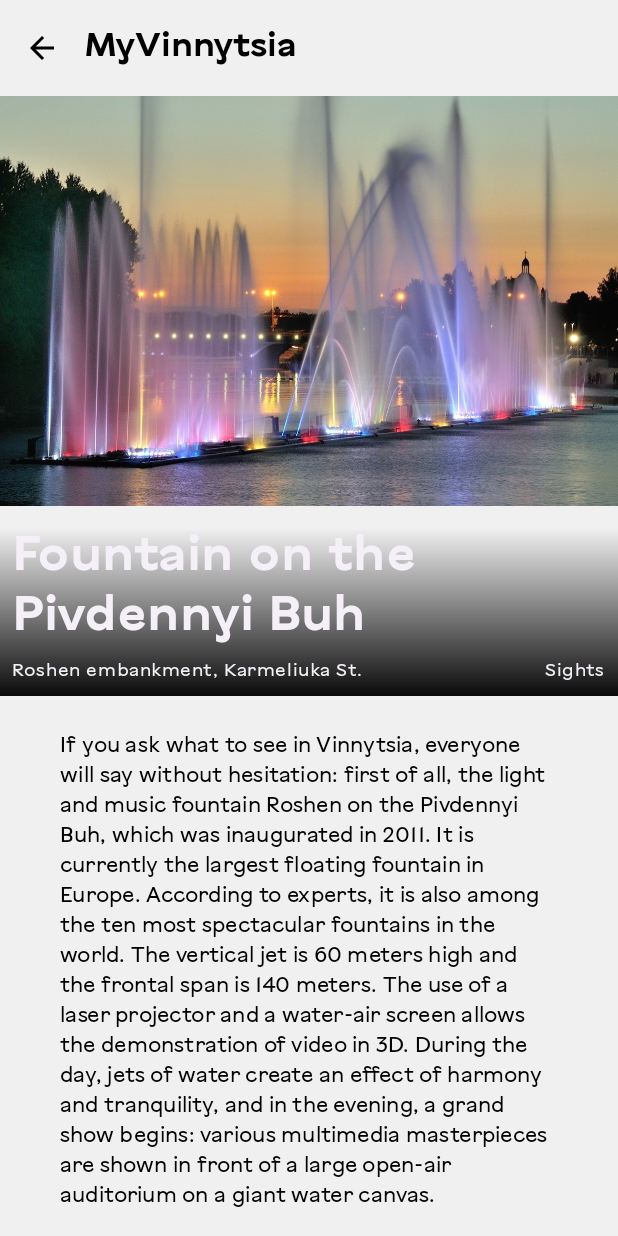
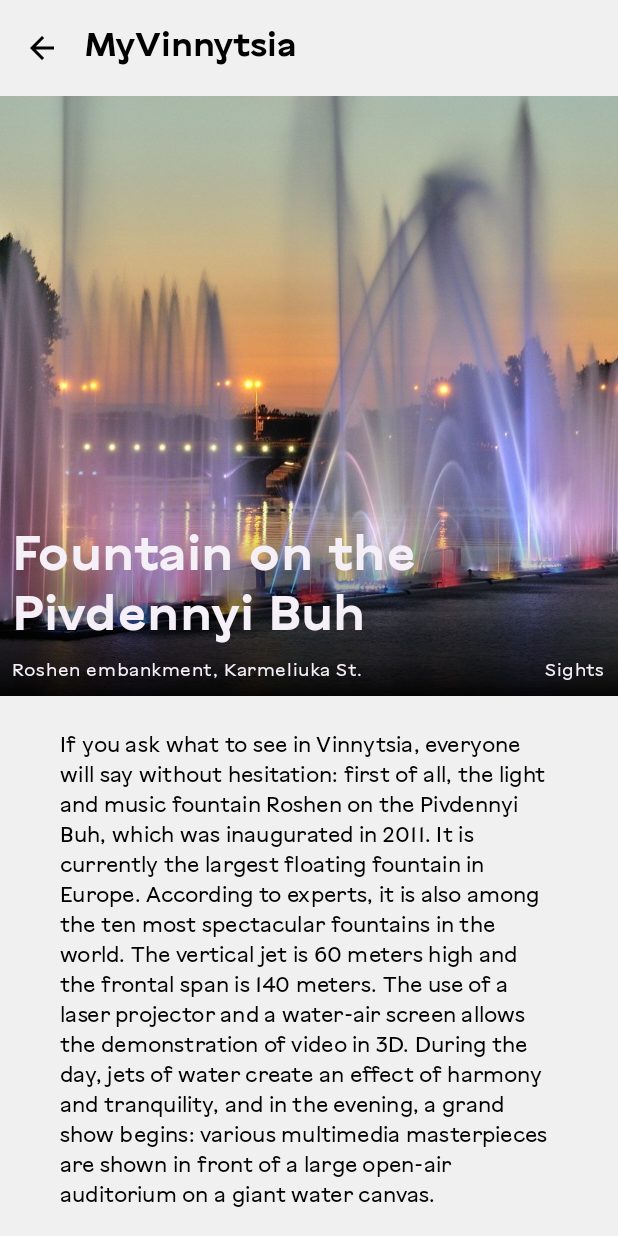
Before and after one commit to MakVas/MyVinnytsia, an Android app built with Jetpack Compose: the screen it shows after launch (MainActivity), after a tap on "Roshen embankment, Karmeliuka St.", on a phone screen of 412 x 824 dp. Run offline under Robolectric (Android 15) with nearby library versions, the phone set to English and light mode, and no system bars; our stand-ins replace window size class.

Commit message:
Updated ui (added animation)

```diff
--- a/app/src/main/java/com/makvas/myvinnytsia/MainActivity.kt
+++ b/app/src/main/java/com/makvas/myvinnytsia/MainActivity.kt
@@ -22,7 +22,8 @@ import com.makvas.myvinnytsia.ui.MyVinnytsia
 import com.makvas.myvinnytsia.ui.theme.MyVinnytsiaTheme
 
 class MainActivity : ComponentActivity() {
-    @OptIn(ExperimentalMaterial3WindowSizeClassApi::class,
+    @OptIn(
+        ExperimentalMaterial3WindowSizeClassApi::class,
         ExperimentalMaterial3WindowSizeClassApi::class
     )
     override fun onCreate(savedInstanceState: Bundle?) {
--- a/app/src/main/java/com/makvas/myvinnytsia/ui/MyVinnytsia.kt
+++ b/app/src/main/java/com/makvas/myvinnytsia/ui/MyVinnytsia.kt
@@ -1,5 +1,9 @@
 package com.makvas.myvinnytsia.ui
 
+import androidx.compose.animation.AnimatedVisibility
+import androidx.compose.animation.fadeIn
+import androidx.compose.animation.fadeOut
+import androidx.compose.animation.slideInHorizontally
 import androidx.compose.foundation.Image
 import androidx.compose.foundation.layout.Column
 import androidx.compose.foundation.layout.PaddingValues
@@ -57,38 +61,26 @@ fun MyVinnytsia(
 
     Scaffold(
         topBar = {
-            Column {
             MyVinnytsiaAppBar(
                 isShowingHomepage = myVinnytsiaUiState.isShowingHomepage,
                 onBackPressed = { viewModel.resetHomeScreenStates() }
             )
-                if (myVinnytsiaUiState.isShowingHomepage) {
-                    NavigationTabs(
-                        selectedTab = myVinnytsiaUiState.currentPlaceType,
-                        onTabPressed = { placeType: PlaceType ->
-                            viewModel.updateCurrentPlaceType(placeType = placeType)
-                            viewModel.resetHomeScreenStates()
-                        },
-                    )
-                }
-            }
         }
     ) { innerPadding ->
         MyVinnytsiaMainScreen(
             contentType = contentType,
             selectedPlace = myVinnytsiaUiState.currentSelectedPlace,
+            selectedTab = myVinnytsiaUiState.currentPlaceType,
             isShowingHomepage = myVinnytsiaUiState.isShowingHomepage,
             places = myVinnytsiaUiState.currentPlaceList,
+            onTabPressed = { placeType: PlaceType ->
+                viewModel.updateCurrentPlaceType(placeType = placeType)
+                viewModel.resetHomeScreenStates()
+            },
             onPlaceClick = { place: Place ->
                 viewModel.updateDetailsScreenStates(place = place)
             },
             contentPadding = innerPadding,
-            modifier = Modifier
-                .padding(
-                    top = dimensionResource(R.dimen.padding_medium),
-                    start = dimensionResource(R.dimen.padding_medium),
-                    end = dimensionResource(R.dimen.padding_medium),
-                )
         )
     }
 }
@@ -96,10 +88,12 @@ fun MyVinnytsia(
 @Composable
 private fun MyVinnytsiaMainScreen(
     modifier: Modifier = Modifier,
+    selectedTab: PlaceType,
     selectedPlace: Place,
     isShowingHomepage: Boolean,
     contentType: MyVinnytsiaContentType,
     places: List<Place>,
+    onTabPressed: (PlaceType) -> Unit,
     onPlaceClick: (Place) -> Unit,
     contentPadding: PaddingValues = PaddingValues(0.dp)
 ) {
@@ -107,14 +101,31 @@ private fun MyVinnytsiaMainScreen(
     if (contentType == MyVinnytsiaContentType.LIST_AND_DETAIL) {
         //TODO: Implement MyVinnytsiaListAndDetailsScreen
     } else {
-        if (isShowingHomepage) {
+        AnimatedVisibility(
+            visible = isShowingHomepage,
+            enter = fadeIn(),
+            exit = fadeOut(),
+        ) {
+            Column(modifier.padding(contentPadding)) {
+                NavigationTabs(
+                    selectedTab = selectedTab,
+                    onTabPressed = onTabPressed,
+                )
                 MyVinnytsiaHomeScreen(
                     places = places,
                     onPlaceClick = onPlaceClick,
-                contentPadding = contentPadding,
-                modifier = modifier
+                    modifier = Modifier.padding(
+                        start = dimensionResource(R.dimen.padding_medium),
+                        end = dimensionResource(R.dimen.padding_medium),
                     )
-        } else {
+                )
+            }
+        }
+        AnimatedVisibility(
+            visible = !isShowingHomepage,
+            enter = fadeIn() + slideInHorizontally { it },
+            exit = fadeOut()
+        ) {
             MyVinnytsiaDetailsScreen(
                 place = selectedPlace,
                 contentPadding = contentPadding,
@@ -123,9 +134,10 @@ private fun MyVinnytsiaMainScreen(
     }
 }
 
+
 @OptIn(ExperimentalMaterial3Api::class)
 @Composable
-private fun NavigationTabs(
+fun NavigationTabs(
     selectedTab: PlaceType,
     onTabPressed: ((PlaceType) -> Unit),
     modifier: Modifier = Modifier
--- a/app/src/main/java/com/makvas/myvinnytsia/ui/MyVinnytsiaDetailsScreen.kt
+++ b/app/src/main/java/com/makvas/myvinnytsia/ui/MyVinnytsiaDetailsScreen.kt
@@ -57,7 +57,7 @@ fun MyVinnytsiaDetailsScreen(
                     painter = painterResource(place.placeImage),
                     contentDescription = null,
                     alignment = Alignment.TopCenter,
-                    contentScale = ContentScale.FillWidth,
+                    contentScale = ContentScale.Crop,
                     modifier = Modifier
                         .fillMaxWidth()
                         .height(dimensionResource(R.dimen.detail_image_height))
--- a/app/src/main/java/com/makvas/myvinnytsia/ui/MyVinnytsiaHomeScreen.kt
+++ b/app/src/main/java/com/makvas/myvinnytsia/ui/MyVinnytsiaHomeScreen.kt
@@ -3,7 +3,6 @@ package com.makvas.myvinnytsia.ui
 import androidx.compose.foundation.Image
 import androidx.compose.foundation.layout.Arrangement
 import androidx.compose.foundation.layout.Column
-import androidx.compose.foundation.layout.PaddingValues
 import androidx.compose.foundation.layout.fillMaxWidth
 import androidx.compose.foundation.layout.padding
 import androidx.compose.foundation.layout.size
@@ -23,7 +22,6 @@ import androidx.compose.ui.res.painterResource
 import androidx.compose.ui.res.stringResource
 import androidx.compose.ui.tooling.preview.Devices
 import androidx.compose.ui.tooling.preview.Preview
-import androidx.compose.ui.unit.dp
 import com.makvas.myvinnytsia.R
 import com.makvas.myvinnytsia.data.LocalPlacesDataProvider
 import com.makvas.myvinnytsia.model.Place
@@ -34,22 +32,21 @@ fun MyVinnytsiaHomeScreen(
     modifier: Modifier = Modifier,
     places: List<Place>,
     onPlaceClick: (Place) -> Unit,
-    contentPadding: PaddingValues = PaddingValues(0.dp),
 ) {
     LazyVerticalGrid(
         modifier = modifier,
-        contentPadding = contentPadding,
         columns = GridCells.Adaptive(
             minSize = dimensionResource(id = R.dimen.card_image_height)
         ),
-        verticalArrangement = Arrangement.spacedBy(dimensionResource(id = R.dimen.padding_medium)),
         horizontalArrangement = Arrangement.spacedBy(dimensionResource(id = R.dimen.padding_medium)),
     ) {
         items(places, key = { place -> place.id }) { place ->
             PlaceListItem(
                 place = place,
                 onPlaceClick = onPlaceClick,
-                modifier = Modifier.fillMaxWidth()
+                modifier = Modifier
+                    .padding(top = dimensionResource(id = R.dimen.padding_medium),)
+                    .fillMaxWidth()
             )
         }
     }
```
Lines whose indentation alone changed are shown as unchanged.
